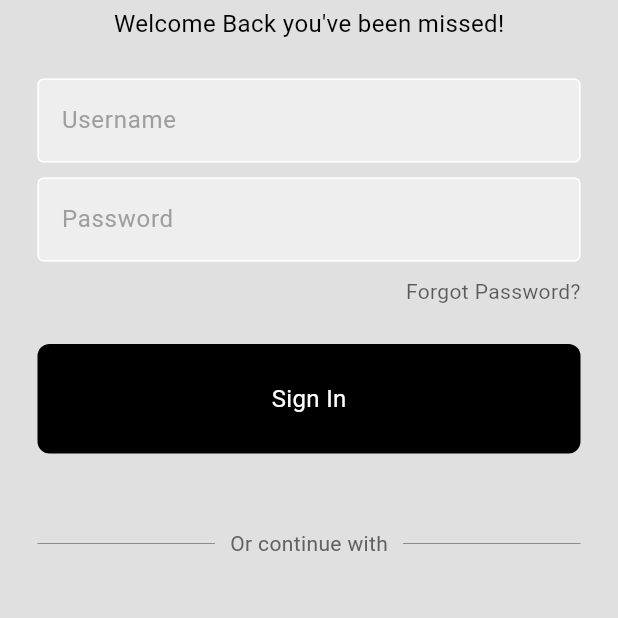
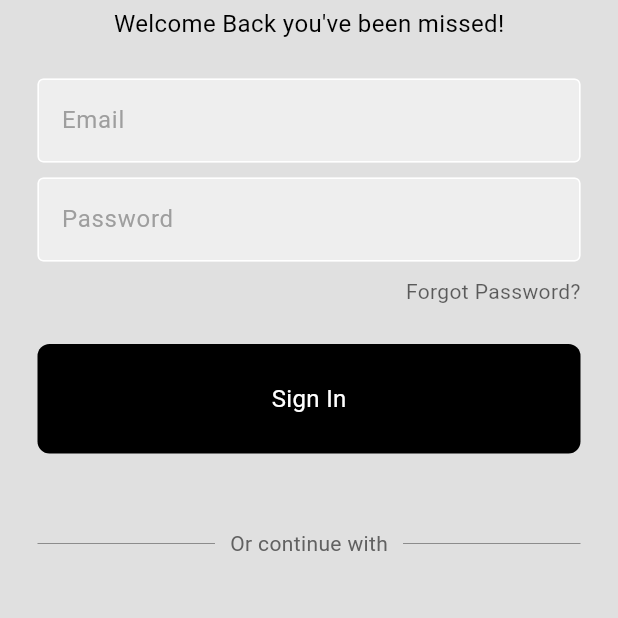
Before and after one commit to AlthafRifath/craftsHubMobileApp, a Flutter app: the screen it shows after launch, on a phone screen of 412 x 824 dp, the part 334-952 px from its top. Run offline on Flutter 3.47's test engine with Material 3 defaults, Android fonts, the phone set to English and light mode, and no system bars; our stand-ins replace firebase_auth, firebase_core; accounts and stored records are empty.

Commit message:
Implement Firebase sign-in functionality in LoginPage

```diff
--- a/lib/pages/login_page.dart
+++ b/lib/pages/login_page.dart
@@ -1,17 +1,51 @@
 import 'package:craftshubapp/components/my_signup_page_button.dart';
 import 'package:craftshubapp/components/my_textfield.dart';
 import 'package:craftshubapp/components/square.tile.dart';
+import 'package:craftshubapp/helper/helper_functions.dart';
+import 'package:firebase_auth/firebase_auth.dart';
+import 'package:firebase_core/firebase_core.dart';
 import 'package:flutter/material.dart';
 
-class LoginPage extends StatelessWidget {
-  LoginPage({Key? key}) : super(key: key);
+class LoginPage extends StatefulWidget {
+  const LoginPage({Key? key}) : super(key: key);
 
+  @override
+  State<LoginPage> createState() => _LoginPageState();
+}
+
+class _LoginPageState extends State<LoginPage> {
   // text editing controllers
-  final usernameController = TextEditingController();
+  final emailController = TextEditingController();
+
   final passwordController = TextEditingController();
 
   // sign in user method
-  void signUserIn() {}
+  void signUserIn() async {
+    // show loading circle
+    showDialog(
+      context: context,
+      builder: (builder) => const Center(
+        child: CircularProgressIndicator(),
+      ),
+    );
+
+    // try signing in the user
+    try {
+      await FirebaseAuth.instance.signInWithEmailAndPassword(
+        email: emailController.text,
+        password: passwordController.text,
+      );
+
+      // pop loading circle
+      if (context.mounted) {
+        Navigator.pop(context);
+      }
+    } on FirebaseAuthException catch (e) {
+      // pop loading circle
+      Navigator.pop(context);
+      displayMessageToUser(e.code, context);
+    }
+  }
 
   @override
   Widget build(BuildContext context) {
@@ -43,10 +77,10 @@ class LoginPage extends StatelessWidget {
 
               const SizedBox(height: 25),
 
-              // username textfield
+              // email textfield
               MyTextField(
-                controller: usernameController,
-                hintText: 'Username',
+                controller: emailController,
+                hintText: 'Email',
                 obscureText: false,
               ),
 
@@ -80,7 +114,7 @@ class LoginPage extends StatelessWidget {
               // sign in button
               MySignUpPageButton(
                 onTap: () {
-                  Navigator.pushNamed(context, '/intro_page');
+                  signUserIn();
                 },
               ),
 
```
